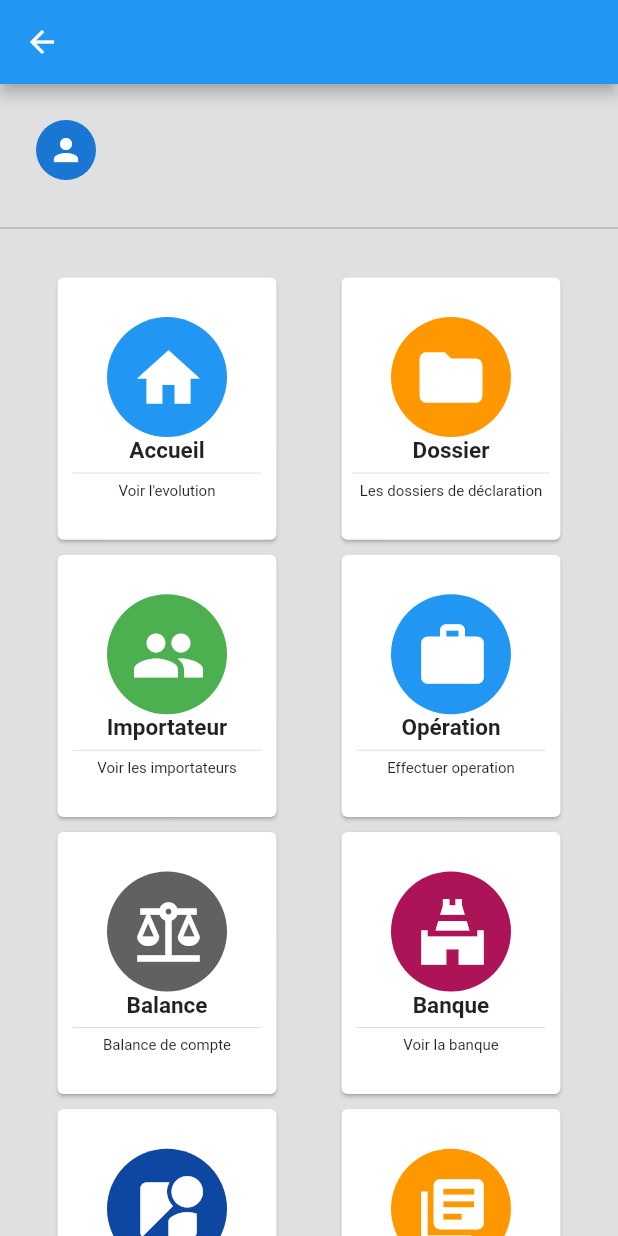
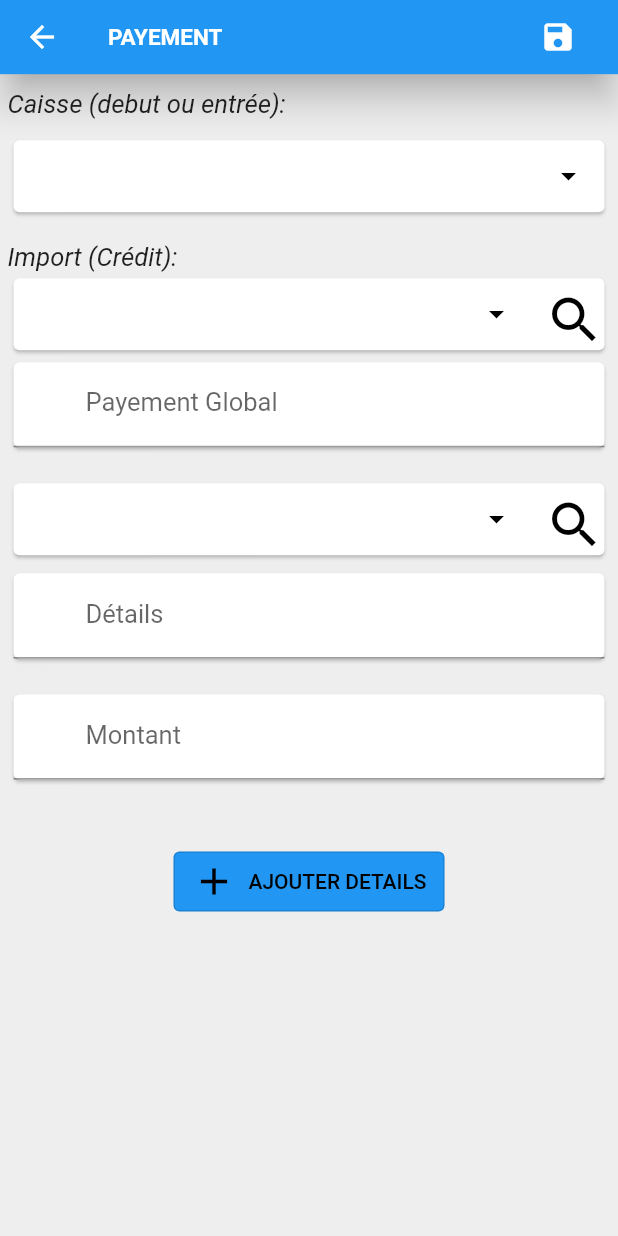
Before and after one commit to gracieuxsivas/freeman_business, a Flutter app: the Operation screen opened by its route, after a tap on "PAIEMENT", on a phone screen of 412 x 824 dp. Run offline on Flutter 3.47's test engine with Material 2 defaults, Android fonts, the phone set to English and light mode, and no system bars; drawn by our look-alikes of focused_menu; our stand-ins replace fluttertoast, shared_preferences; accounts and stored records are empty.

```diff
--- a/lib/Operations/operation.dart
+++ b/lib/Operations/operation.dart
@@ -1,4 +1,6 @@
 import 'package:flutter/material.dart';
+
+import 'operation_suite.dart';
 
 class Operation extends StatefulWidget {
   const Operation({Key? key}) : super(key: key);
@@ -49,7 +51,13 @@ class _OperationState extends State<Operation> {
                               ),
 
                               onPressed: (){
-                                Navigator.pushNamed(context, '/accueil');
+                                //Navigator.pushNamed(context, '/accueil');
+
+                                Navigator.push(context,
+                                    MaterialPageRoute(
+                                        builder: (context) =>OperationSuite())
+
+                                );
                               },
                               //color: Colors.blue,
                               child: Text(
--- /dev/null
+++ b/lib/Operations/operation_suite.dart
@@ -0,0 +1,272 @@
+import 'package:flutter/material.dart';
+
+//import 'model_list_file.dart';
+
+class OperationSuite extends StatefulWidget {
+  const OperationSuite({Key? key}) : super(key: key);
+
+  @override
+  State<OperationSuite> createState() => _OperationSuiteState();
+}
+
+class _OperationSuiteState extends State<OperationSuite> {
+
+
+
+  @override
+  Widget build(BuildContext context) {
+    //final double height= MediaQuery.of(context).size.height;
+    //final double width= MediaQuery.of(context).size.width;
+
+    return Scaffold(
+      resizeToAvoidBottomInset: false,
+      appBar: AppBar(
+        backgroundColor: Colors.blue,
+        elevation: 10,
+        centerTitle: true,
+        toolbarHeight: MediaQuery.of(context).size.height*0.06,
+        //toolbarHeight: 40,
+        title:
+        Column(
+          // crossAxisAlignment: CrossAxisAlignment.end,
+
+            children: [
+              Row(
+                  children: [
+
+                    Text('PAYEMENT',
+                      style: TextStyle(fontSize: 15,
+                          color: Colors.white,
+                          fontWeight: FontWeight.bold),
+                    ),
+
+                    const Spacer(),
+                    IconButton(onPressed: () {},
+                        icon: Icon(Icons.save,
+                            color: Colors.white)),
+                  ]),
+
+              // SizedBox(height: 10,),
+
+            ]),
+      ),
+
+      backgroundColor: Colors.grey[200],
+
+      body:
+      Column(
+        children: [
+          Container(
+            padding: EdgeInsets.fromLTRB(5, 10, 5, 0),
+            //height: 50,
+            //color: Colors.blue,
+
+
+            child: Column(
+                crossAxisAlignment: CrossAxisAlignment.start,
+
+
+                children: [
+                  Text("Caisse (debut ou entrée):",
+                      style: TextStyle (fontSize: 17,
+                          fontStyle: FontStyle.italic)),
+
+                  SizedBox(height: 10,),
+
+                  Card(
+                    child: Row(
+                      //crossAxisAlignment: CrossAxisAlignment.end,
+                        mainAxisAlignment: MainAxisAlignment.end,
+
+                        children: [
+                          IconButton(onPressed: () {},
+                              icon: Icon(Icons.arrow_drop_down_outlined,
+                                  color: Colors.black)),
+
+                          //const Spacer(),
+
+                          // IconButton(onPressed: () {
+                          //   //Navigator.pushNamed(context, '/nouveau_importateur');
+                          // },
+                          //     icon: Icon(Icons.search,
+                          //         color: Colors.black,
+                          //     )
+                          // ),
+                        ]),
+                  ),
+
+                ]),
+
+
+
+
+          ),
+
+
+
+          SizedBox(height: 12,),
+
+          //Autre Mise en former
+
+          Container(
+            padding: EdgeInsets.fromLTRB(5, 4, 5, 0),
+
+
+
+            child: Column(
+              crossAxisAlignment: CrossAxisAlignment.start,
+
+              children: [
+                Text("Import (Crédit):",
+                    style: TextStyle (fontSize: 17,
+                        fontStyle: FontStyle.italic)),
+                Card(
+                  child: Row(
+                    //crossAxisAlignment: CrossAxisAlignment.end,
+                      mainAxisAlignment: MainAxisAlignment.end,
+
+                      children: [
+                        IconButton(onPressed: () {},
+                            icon: Icon(Icons.arrow_drop_down_outlined,
+                                color: Colors.black)),
+
+                        //const Spacer(),
+
+                        IconButton(onPressed: () {
+                          //Navigator.pushNamed(context, '/nouveau_importateur');
+                        },
+                            icon: Icon(Icons.search,
+                              size: 40,
+                              color: Colors.black,
+                            )),
+                      ]),
+                ),
+                Card(
+
+                  child: TextFormField(
+                    //controller: usernameController,
+                    style: TextStyle (fontSize: 17) ,
+                    decoration: InputDecoration(
+                        contentPadding: EdgeInsets.all(10),
+                        prefixIcon: Padding (padding: EdgeInsets.only(left: 20, right: 15),
+
+                        ),
+                        labelText: "Payement Global",
+                        hintText: "  "
+                    ),
+                    keyboardType: TextInputType.text,
+                  ),
+                ),
+              ],
+            ),
+          ),
+          SizedBox(height: 12,),
+
+          Container(
+            padding: EdgeInsets.fromLTRB(5, 4, 5, 0),
+            child:
+            Card(
+              child: Row(
+                //crossAxisAlignment: CrossAxisAlignment.end,
+                  mainAxisAlignment: MainAxisAlignment.end,
+
+                  children: [
+                    IconButton(onPressed: () {},
+                        icon: Icon(Icons.arrow_drop_down_outlined,
+                            color: Colors.black)),
+
+                    //const Spacer(),
+
+                    IconButton(onPressed: () {
+                      //Navigator.pushNamed(context, '/nouveau_importateur');
+                    },
+                        icon: Icon(Icons.search,
+                          size: 40,
+                          color: Colors.black,
+                        )),
+                  ]),
+            ),
+          ),
+
+
+         // SizedBox(height: 5,),
+
+          Container(
+            padding: EdgeInsets.fromLTRB(5, 4, 5, 0),
+            child: Card(
+
+              child: TextFormField(
+                //controller: usernameController,
+                style: TextStyle (fontSize: 17) ,
+                decoration: InputDecoration(
+                    contentPadding: EdgeInsets.all(10),
+                    prefixIcon: Padding (padding: EdgeInsets.only(left: 20, right: 15),
+
+                    ),
+                    labelText: "Détails",
+                    hintText: "  "
+                ),
+                keyboardType: TextInputType.text,
+              ),
+            ),
+          ),
+
+
+
+          SizedBox(height: 12,),
+
+
+
+          Container(
+            padding: EdgeInsets.fromLTRB(5, 4, 5, 0),
+            child: Card(
+
+              child: TextFormField(
+                //controller: usernameController,
+                style: TextStyle (fontSize: 17) ,
+                decoration: InputDecoration(
+                    contentPadding: EdgeInsets.all(10),
+                    prefixIcon: Padding (padding: EdgeInsets.only(left: 20, right: 15),
+
+                    ),
+                    labelText: "Montant ",
+                    hintText: "  "
+                ),
+                keyboardType: TextInputType.text,
+              ),
+            ),
+          ),
+
+          SizedBox(height: 40,),
+
+          //OutlinedButton(onPressed: onPressed, child: child)
+
+          OutlinedButton.icon(
+
+          onPressed: (){
+         // Navigator.pushNamed(context, '/recherche_du_compte');
+          },
+          style: OutlinedButton.styleFrom( backgroundColor: Colors.blue,
+          //shape: StadiumBorder(),
+          padding: EdgeInsets.symmetric(horizontal: 12, vertical: 5),
+          //side: BorderSide(width: 2, color: Colors.white),
+          ),
+          icon: Icon (Icons.add,size: 30,
+          color: Colors.black,),
+          label: Text("AJOUTER DETAILS",
+          style: TextStyle(color: Colors.black,),
+          ))
+
+
+
+
+
+
+
+
+
+        ],
+      ),
+    );
+  }
+}
```
Also changed, not shown: lib/Importateur/importateur_screen.dart (+4 -35 lines).
